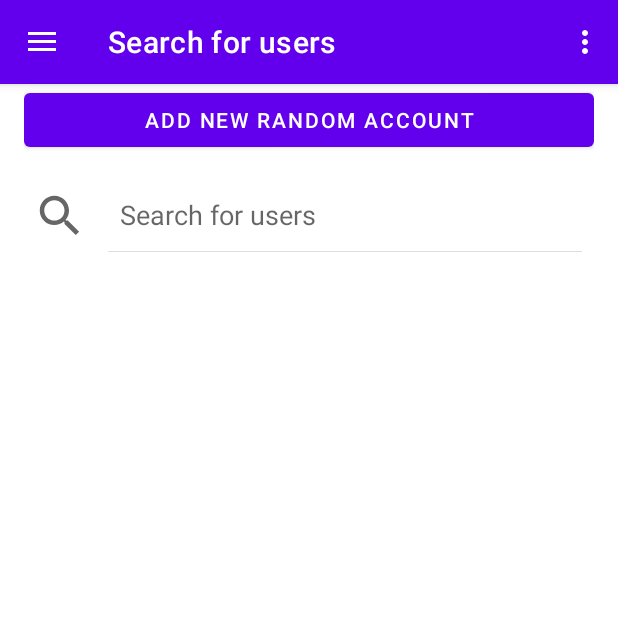
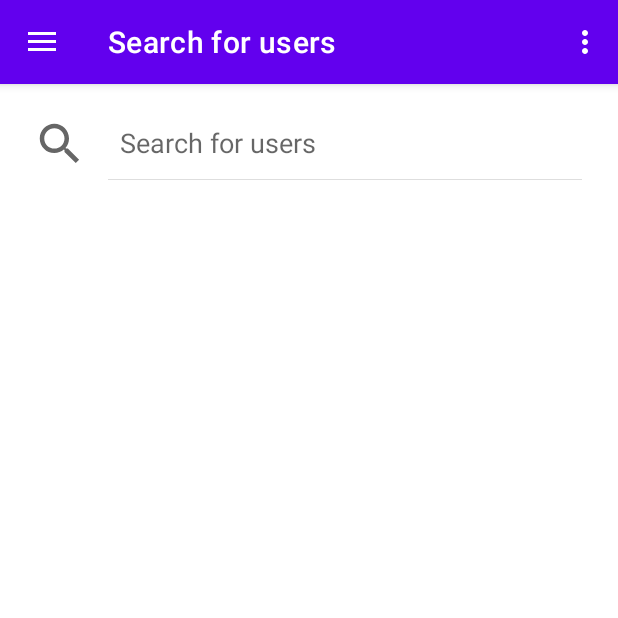
Before and after one commit to zoeyle144/cmpt362project, an Android app: the screen it shows after launch once a user with an empty profile is signed in (MainActivity), in the side drawer, after a tap on "Search", on a phone screen of 412 x 824 dp, the top half of it. Run offline under Robolectric (Android 15) with nearby library versions, the phone set to English and light mode, and no system bars; our stand-ins replace Firebase (no records; nobody signed in at launch, a user with empty details on screens opened directly), navigation-ui; 8 statements that could not run were skipped.

Commit message:
Hide add new account button from search frag
I don't need it anymore right now

```diff
--- a/Project/app/src/main/java/com/example/cmpt362project/ui/search/SearchUserFragment.kt
+++ b/Project/app/src/main/java/com/example/cmpt362project/ui/search/SearchUserFragment.kt
@@ -83,7 +83,7 @@ class SearchUserFragment : Fragment() {
         addAccountButton.setOnClickListener {
             addNewAccount()
         }
-        //addAccountButton.visibility = View.GONE
+        addAccountButton.visibility = View.GONE
 
         return view
     }
```
